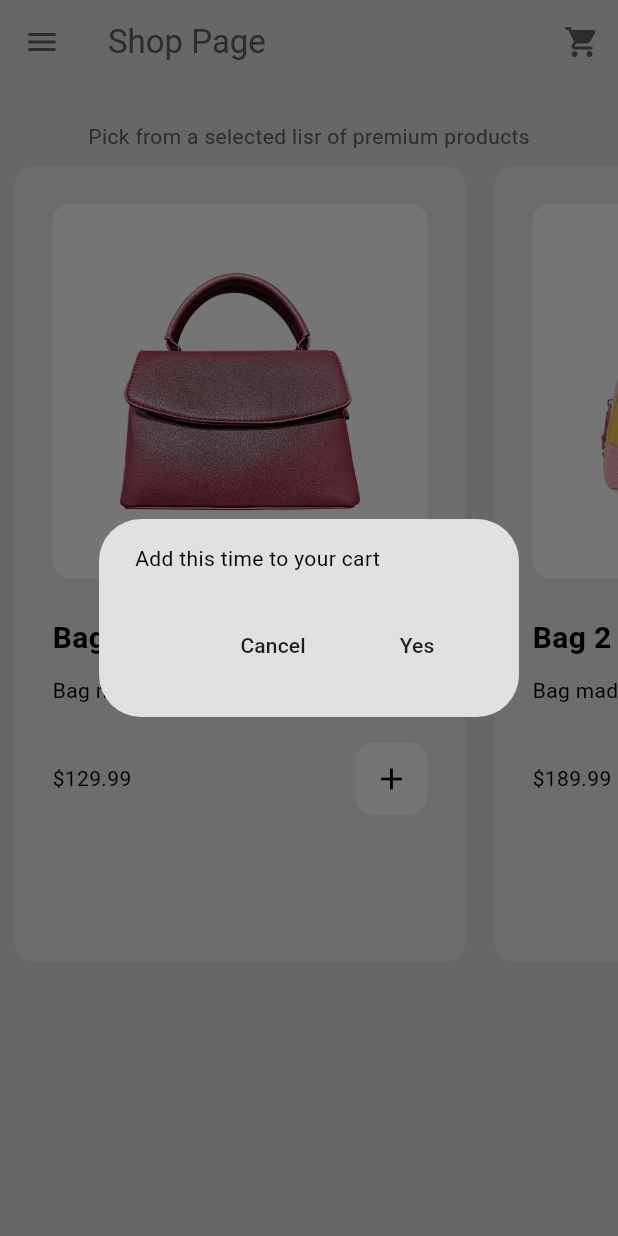
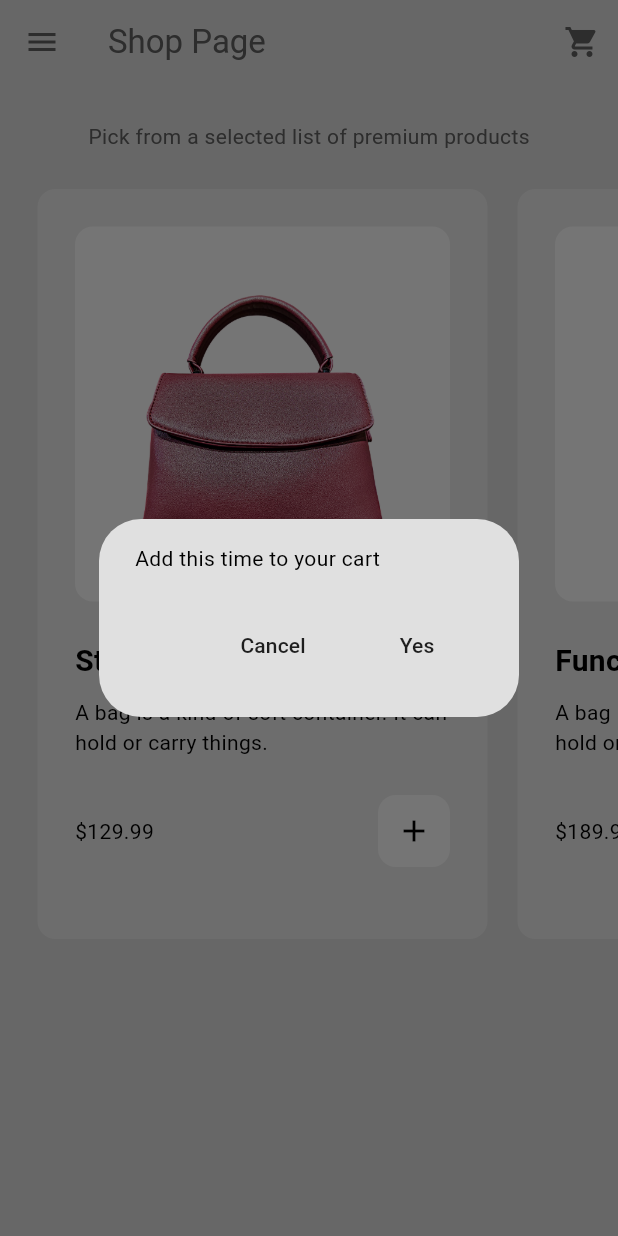
Before and after one commit to Codewithjalloh/app_three_ecommerce, a Flutter app: the ShopPage screen opened by its route, after a tap on the "add" icon, on a phone screen of 412 x 824 dp. Run offline on Flutter 3.47's test engine with Material 3 defaults, Android fonts, the phone set to English and light mode, and no system bars.

Commit message:
complete app

```diff
--- a/lib/components/my_product_tile.dart
+++ b/lib/components/my_product_tile.dart
@@ -18,12 +18,12 @@ class MyProductTile extends StatelessWidget {
     showDialog(
         context: context,
         builder: (context) => AlertDialog(
-              content: Text("Add this time to your cart"),
+              content: const Text("Add this time to your cart"),
               actions: [
-                // cancel buttton
+                // cancel button
                 MaterialButton(
                   onPressed: () => Navigator.pop(context),
-                  child: Text("Cancel"),
+                  child: const Text("Cancel"),
                 ),
 
                 // yes button
@@ -31,11 +31,10 @@ class MyProductTile extends StatelessWidget {
                   onPressed: () {
                     // pop dialog
                     Navigator.pop(context);
-
                     // add to cart
                     context.read<Shop>().addToCart(product);
                   },
-                  child: Text("Yes"),
+                  child: const Text("Yes"),
                 )
               ],
             ));
@@ -49,8 +48,8 @@ class MyProductTile extends StatelessWidget {
         borderRadius: BorderRadius.circular(12),
       ),
       width: 300,
-      margin: EdgeInsets.all(10),
-      padding: EdgeInsets.all(25),
+      margin: const EdgeInsets.all(10),
+      padding: const EdgeInsets.all(25),
       child: Column(
         crossAxisAlignment: CrossAxisAlignment.start,
         mainAxisAlignment: MainAxisAlignment.spaceBetween,
@@ -66,33 +65,37 @@ class MyProductTile extends StatelessWidget {
                       color: Theme.of(context).colorScheme.secondary,
                       borderRadius: BorderRadius.circular(12)),
                   width: double.infinity,
-                  padding: EdgeInsets.all(25),
+                  padding: const EdgeInsets.all(25),
                   child: Image.asset(product.imagePath),
                 ),
               ),
 
-              SizedBox(
+              const SizedBox(
                 height: 25,
               ),
 
               // product name
               Text(
                 product.name,
-                style: TextStyle(fontWeight: FontWeight.bold, fontSize: 20.0),
+                style: const TextStyle(
+                  fontWeight: FontWeight.bold,
+                  fontSize: 20.0,
+                ),
               ),
-              SizedBox(
+              const SizedBox(
                 height: 10,
               ),
               // product description
               Text(product.description),
-              SizedBox(
+              const SizedBox(
                 height: 25,
               ),
+
               Row(
                 mainAxisAlignment: MainAxisAlignment.spaceBetween,
                 children: [
                   Text(
-                    "\$" + product.price.toStringAsFixed(2),
+                    "\$${product.price.toStringAsFixed(2)}",
                   ),
                   Container(
                     decoration: BoxDecoration(
@@ -101,7 +104,7 @@ class MyProductTile extends StatelessWidget {
                     ),
                     child: IconButton(
                       onPressed: () => addToCart(context),
-                      icon: Icon(Icons.add),
+                      icon: const Icon(Icons.add),
                     ),
                   )
                 ],
--- a/lib/models/shop.dart
+++ b/lib/models/shop.dart
@@ -6,24 +6,28 @@ class Shop extends ChangeNotifier {
   // Product for sales
   final List<Product> _shop = [
     Product(
-        name: "Bag 1",
+        name: "Stylish Duffel.",
         price: 129.99,
-        description: "Bag made in Italy",
+        description:
+            "A bag is a kind of soft container. It can hold or carry things.",
         imagePath: "assets/bag1.png"),
     Product(
-        name: "Bag 2",
+        name: "Functional Sling",
         price: 189.99,
-        description: "Bag made in UK",
+        description:
+            "A bag is a kind of soft container. It can hold or carry things.",
         imagePath: "assets/bag2.png"),
     Product(
-        name: "Bag 3",
+        name: "Luxury Purse",
         price: 130.99,
-        description: "Bag made in Ghana",
+        description:
+            "A bag is a kind of soft container. It can hold or carry things.",
         imagePath: "assets/bag3.png"),
     Product(
-        name: "Bag41",
+        name: "Modern Messenger",
         price: 699.99,
-        description: "Bag made in France",
+        description:
+            "A bag is a kind of soft container. It can hold or carry things.",
         imagePath: "assets/bag4.png"),
   ];
 
--- a/lib/pages/cart_page.dart
+++ b/lib/pages/cart_page.dart
@@ -58,7 +58,7 @@ class CartPage extends StatelessWidget {
         backgroundColor: Colors.transparent,
         elevation: 0,
         foregroundColor: Theme.of(context).colorScheme.inversePrimary,
-        title: Text("Cart Page"),
+        title: const Text("Cart Page"),
       ),
       backgroundColor: Theme.of(context).colorScheme.surface,
       body: Column(
--- a/lib/pages/shop_page.dart
+++ b/lib/pages/shop_page.dart
@@ -19,24 +19,25 @@ class ShopPage extends StatelessWidget {
         backgroundColor: Colors.transparent,
         elevation: 0,
         foregroundColor: Theme.of(context).colorScheme.inversePrimary,
-        title: Text("Shop Page"),
+        title: const Text("Shop Page"),
         actions: [
           IconButton(
             onPressed: () => Navigator.pushNamed(context, "/cart_page"),
-            icon: Icon(Icons.shopping_cart),
+            icon: const Icon(Icons.shopping_cart),
           ),
         ],
       ),
-      drawer: MyDrawer(),
+      drawer: const MyDrawer(),
+      backgroundColor: Theme.of(context).colorScheme.surface,
       body: ListView(
         children: [
-          SizedBox(
+          const SizedBox(
             height: 25,
           ),
           // SHOP TITLE
           Center(
             child: Text(
-              "Pick from a selected lisr of premium products",
+              "Pick from a selected list of premium products",
               style: TextStyle(
                   color: Theme.of(context).colorScheme.inversePrimary),
             ),
@@ -46,10 +47,10 @@ class ShopPage extends StatelessWidget {
             child: ListView.builder(
                 scrollDirection: Axis.horizontal,
                 itemCount: products.length,
+                padding: const EdgeInsets.all(15),
                 itemBuilder: (context, index) {
                   // get each individual product from shop
                   final product = products[index];
-
                   // return as a product tile UI
                   return MyProductTile(product: product);
                 }),
```
